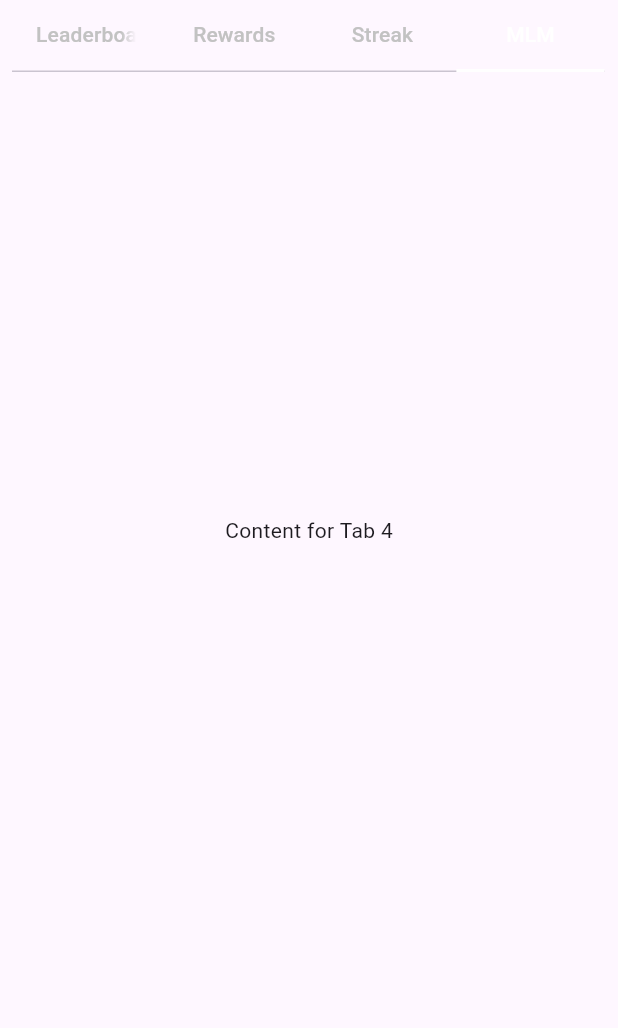
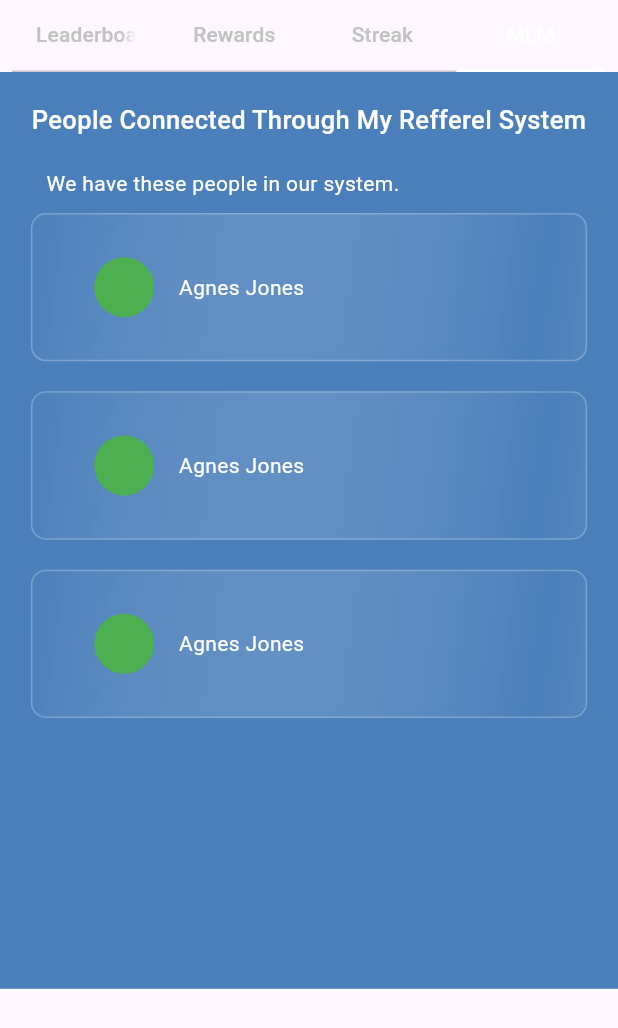
Before and after one commit to SyedMuhammdShah/intellique, a Flutter app: the BottomSheetWithTabs widget shown alone on an empty page, opened directly, tab 4 chosen, on a phone screen of 412 x 824 dp. Shown: the top 1028 px of the screen. Run offline on Flutter 3.47's test engine with Material 3 defaults, Android fonts, the phone set to English and light mode, and no system bars; our stand-ins replace get, percent_indicator; network calls fail.

Commit message:
mlm screen done

```diff
--- a/lib/view/button_screen.dart
+++ b/lib/view/button_screen.dart
@@ -11,8 +11,9 @@ class ButtonScreen extends StatelessWidget {
   @override
   Widget build(BuildContext context) {
     return Scaffold(
-      floatingActionButton: FloatingActionButton(onPressed: () {
+      floatingActionButton: FloatingActionButton(
 
+        onPressed: () {
         showModalBottomSheet<void>(
           isScrollControlled: true,
           backgroundColor: AppColors.mainColor,
@@ -36,11 +37,13 @@ class ButtonScreen extends StatelessWidget {
           },
         );
       },
-        child: Icon(Icons.add, color: AppColors.mainColor,
-          size: 36,
-        ),
+        child: Image.asset("assets/icons/star.png", width: 80, height: 40,),
         backgroundColor: Colors.transparent,
         elevation: 0,
+        // splashColor: Colors.white.withOpacity(0.5),
+        // focusColor: Colors.white,
+        // hoverColor: Colors.white,
+        // foregroundColor: Colors.white,
       ),
     );
   }
--- a/lib/view/screens/leaderboard_screen.dart
+++ b/lib/view/screens/leaderboard_screen.dart
@@ -1,6 +1,4 @@
 import 'package:flutter/material.dart';
-import 'package:local_package/res/colors.dart';
-import 'package:local_package/view/screens/rewards_screen.dart';
 import 'package:local_package/view/widgets/leaderboard_list.dart';
 import 'package:local_package/view/widgets/toppers_widget.dart';
 
--- /dev/null
+++ b/lib/view/screens/mlm_screen.dart
@@ -0,0 +1,42 @@
+import 'dart:ui';
+
+import 'package:flutter/cupertino.dart';
+import 'package:flutter/material.dart';
+import 'package:flutter/widgets.dart';
+import 'package:local_package/res/colors.dart';
+import 'package:local_package/view/widgets/mlm_screen_widgets/toppers_container.dart';
+
+class MlmScreen extends StatelessWidget {
+  const MlmScreen({super.key});
+
+  @override
+  Widget build(BuildContext context) {
+    return Scaffold(
+      backgroundColor: AppColors.mainColor,
+      body: Column(
+        children: [
+          SizedBox(height: 20,),
+          Text("People Connected Through My Refferel System",
+            textAlign: TextAlign.center,
+            style: TextStyle(
+                color: Colors.white,
+                fontWeight: FontWeight.w500,
+                fontSize: 17),),
+          SizedBox(height: 20,),
+          Padding(
+            padding: EdgeInsets.only(left: MediaQuery.of(context).size.width * 0.075),
+            child: Align(
+                alignment: Alignment.centerLeft,
+                child: Text("We have these people in our system.", style: TextStyle(color: Colors.white), textAlign: TextAlign.start,)),
+          ),
+          ToppersContainer(),
+          ToppersContainer(),
+          ToppersContainer(),
+
+
+
+        ],
+      ),
+    );
+  }
+}
--- a/lib/view/screens/rewards_screen.dart
+++ b/lib/view/screens/rewards_screen.dart
@@ -17,16 +17,12 @@ class RewardsScreen extends StatefulWidget {
 }
 
 class _RewardsScreenState extends State<RewardsScreen> {
-
   TaskController tasks = TaskController();
 
   @override
   void initState() {
     // TODO: implement initState
     super.initState();
-    tasks.getTasks().then((value) {
-      log(value.first.userId.toString());
-    },);
   }
 
   @override
@@ -43,8 +39,8 @@ class _RewardsScreenState extends State<RewardsScreen> {
               ),
               Row(mainAxisAlignment: MainAxisAlignment.center, children: [
                 Text(
+                  "Earn Rewards by completing \n these Tasks",
                   textAlign: TextAlign.center,
-                  "Earn Rewards by completing \n these Tasks",
                   style: TextStyle(
                       color: Colors.white,
                       fontWeight: FontWeight.bold,
@@ -71,52 +67,82 @@ class _RewardsScreenState extends State<RewardsScreen> {
                       height: 10,
                     ),
 
+
+                    Container(
+                      // margin: EdgeInsets.symmetric(horizontal: 10),
+                      decoration: BoxDecoration(border: Border.all(color: Colors.black)),
+                      child: Stack(
+                        children: [
                           LinearPercentIndicator(
                             width: MediaQuery.of(context).size.width * 0.8,
-                      lineHeight: 8.0,
+                            lineHeight: 15.0,
                             percent: 0.75,
                             progressColor: Colors.blue,
 
                           ),
-                    SizedBox(height: 10,),
+                          // Positioned(
+                          //     left: MediaQuery.of(context).size.width * 0.56,
+                          //     child: CircleAvatar(radius: 8,))
+                        ],
+                      ),
+                    ),
 
+
+                    SizedBox(
+                      height: 10,
+                    ),
                     Padding(
                       padding: const EdgeInsets.symmetric(horizontal: 14),
                       child: Row(
                         mainAxisAlignment: MainAxisAlignment.spaceBetween,
                         children: [
-                          Text("Task", style: TextStyle(color: Colors.white, fontSize: 14),),
+                          Text(
+                            "Task",
+                            style: TextStyle(color: Colors.white, fontSize: 14),
+                          ),
                           Row(
                             mainAxisAlignment: MainAxisAlignment.spaceBetween,
                             children: [
-                              Text("Points", style: TextStyle(color: Colors.white, fontSize: 14),),
-                              SizedBox(width: 10,),
-                              Text("Actions", style: TextStyle(color: Colors.white, fontSize: 14),),
+                              Text(
+                                "Points",
+                                style: TextStyle(
+                                    color: Colors.white, fontSize: 14),
+                              ),
+                              SizedBox(
+                                width: 10,
+                              ),
+                              Text(
+                                "Actions",
+                                style: TextStyle(
+                                    color: Colors.white, fontSize: 14),
+                              ),
                             ],
                           )
                         ],
                       ),
                     ),
-
-                    SizedBox(height: 10,),
-
+                    SizedBox(
+                      height: 10,
+                    ),
                     FutureBuilder<List<RewardsModel>>(
                       future: tasks.getTasks(),
                       builder: (context, snapshot) {
-                          if (snapshot.connectionState == ConnectionState.waiting) {
-                          return CircularProgressIndicator();
+                        if (snapshot.connectionState ==
+                            ConnectionState.waiting) {
+                          return Center(
+                              child: CircularProgressIndicator(
+                            color: Colors.white,
+                          ));
                         } else if (snapshot.hasError) {
                           return Text('Error: ${snapshot.error}');
                         } else if (snapshot.hasData) {
                           final data = snapshot.data!;
                           return TaskList(tasks: data);
-                        }
-                          else{
+                        } else {
                           return Text("No data");
                         }
-                          },),
-
-
+                      },
+                    ),
                   ],
                 ),
               ),
--- a/lib/view/widgets/leaderboard_list.dart
+++ b/lib/view/widgets/leaderboard_list.dart
@@ -10,7 +10,6 @@ class LeaderboardList extends StatelessWidget {
         margin: EdgeInsets.symmetric(horizontal: 30),
         decoration: BoxDecoration(
             borderRadius: BorderRadius.only(topRight: Radius.circular(10), topLeft: Radius.circular(10)),
-            // border: Border.all(width: 0.3, color: Colors.white)
             border: BorderDirectional(top: BorderSide(width: 0.3, color: Colors.white),start: BorderSide(width: 0.3, color: Colors.white), end: BorderSide(width: 0.3, color: Colors.white), )
         ),
         child: ListView.builder(
--- /dev/null
+++ b/lib/view/widgets/mlm_screen_widgets/toppers_container.dart
@@ -0,0 +1,37 @@
+import 'package:flutter/material.dart';
+import 'package:local_package/res/colors.dart';
+
+class ToppersContainer extends StatelessWidget {
+  const ToppersContainer({super.key});
+
+  @override
+  Widget build(BuildContext context) {
+    return Container(
+      margin: EdgeInsets.symmetric(vertical: 10),
+      height: MediaQuery.of(context).size.height * 0.12,
+      width: MediaQuery.of(context).size.width * 0.9,
+      decoration: BoxDecoration(
+          borderRadius: BorderRadius.circular(10),
+          color: Colors.white,
+          gradient: LinearGradient(
+            begin: Alignment.centerLeft,
+            end: Alignment(0.8, 1),
+            colors: <Color>[
+              Color(0xffffffff).withOpacity(0.01),
+              AppColors.mainColor.withOpacity(0.5)
+            ], // Gradient from https://learnui.design/tools/gradient-generator.html
+            tileMode: TileMode.mirror,
+          ),
+          border: Border.all(color: Color(0xffffffff).withOpacity(0.25),)
+      ),
+      child: Row(
+        children: [
+          SizedBox(width: MediaQuery.of(context).size.width * 0.1,),
+          CircleAvatar(backgroundColor: Colors.green,),
+          SizedBox(width: MediaQuery.of(context).size.width * 0.04,),
+          Text("Agnes Jones", style: TextStyle(color: Colors.white),),
+        ],
+      ),
+    );
+  }
+}
--- a/lib/view/widgets/tabbar.dart
+++ b/lib/view/widgets/tabbar.dart
@@ -1,6 +1,7 @@
 import 'package:flutter/material.dart';
 import 'package:local_package/res/colors.dart';
 import 'package:local_package/view/screens/leaderboard_screen.dart';
+import 'package:local_package/view/screens/mlm_screen.dart';
 import 'package:local_package/view/widgets/leaderboard_list.dart';
 import 'package:local_package/view/widgets/toppers_widget.dart';
 import 'package:local_package/view/screens/rewards_screen.dart';
@@ -63,7 +64,7 @@ class _BottomSheetWithTabsState extends State<BottomSheetWithTabs> with SingleTi
                 LeaderboardScreen(),
                 RewardsScreen(),
                 Center(child: Text('Content for Tab 3')),
-                Center(child: Text('Content for Tab 4')),
+                MlmScreen(),
               ],
             ),
           ),
--- a/lib/view/widgets/toppers_widget.dart
+++ b/lib/view/widgets/toppers_widget.dart
@@ -11,11 +11,11 @@ class ToppersWidget extends StatelessWidget {
       child: Row(
         mainAxisAlignment: MainAxisAlignment.spaceBetween,
         children: [
-          secondThirdPersons(context),
+          secondPersons(context),
 
           firstPerson(context),
 
-          secondThirdPersons(context),
+          thirdPersons(context),
         ],
       ),
     );
@@ -29,31 +29,31 @@ class RewardsWidget extends StatelessWidget {
   Widget build(BuildContext context) {
     return Container(
       height: 20,
-      width: 55,
+      width: 65,
       decoration: BoxDecoration(color: Colors.white,
         borderRadius: BorderRadius.circular(10),
 
       ),
-      child: Padding(
-        padding: const EdgeInsets.symmetric(horizontal: 5),
       child: Row(
-          mainAxisAlignment: MainAxisAlignment.spaceBetween,
+        mainAxisAlignment: MainAxisAlignment.center,
         children: [
           Text("890", style: TextStyle(fontSize: 12 ,color: AppColors.mainColor, fontWeight: FontWeight.w500),),
           Row(
             children: [
-                Icon(Icons.noise_aware, size: 10,),
-                Icon(Icons.calendar_month, size: 10,),
+              Image.asset("assets/icons/Group.png", width: 15, height: 10,),
+              Image.asset("assets/icons/calander.png", width: 15, height: 10,)
+
+              // Icon(Icons.noise_aware, size: 10,),
+              // Icon(Icons.calendar_month, size: 10,),
             ],
           )
         ],
-        ),
       ),
     );
   }
 }
 
-Widget secondThirdPersons(BuildContext context){
+Widget thirdPersons(BuildContext context){
   return Stack(
     children: [
       Column(
@@ -66,9 +66,33 @@ Widget secondThirdPersons(BuildContext context){
         ],
       ),
       Positioned(
-          left: MediaQuery.of(context).size.width * 0.05,
-          bottom: MediaQuery.of(context).size.height * 0.067,
-          child: Icon(Icons.badge_outlined, size: 20,))
+        left: MediaQuery.of(context).size.width * 0.02,
+        bottom: MediaQuery.of(context).size.height * 0.062,
+          // child: Icon(Icons.badge_outlined, size: 20,)
+        child: Image.asset("assets/icons/3rd.png", width: 50, height: 25,),
+      )
+    ],
+  );
+}
+
+Widget secondPersons(BuildContext context){
+  return Stack(
+    children: [
+      Column(
+        children: [
+          CircleAvatar(maxRadius: 25,),
+          SizedBox(height: 10,),
+          Text("Agnes", style: TextStyle(fontWeight: FontWeight.w500, color: Colors.white),),
+          SizedBox(height: 2,),
+          RewardsWidget()
+        ],
+      ),
+      Positioned(
+        left: MediaQuery.of(context).size.width * 0.02,
+        bottom: MediaQuery.of(context).size.height * 0.062,
+        // child: Icon(Icons.badge_outlined, size: 20,)
+        child: Image.asset("assets/icons/2nd.png", width: 50, height: 25,),
+      )
     ],
   );
 }
@@ -89,9 +113,12 @@ Widget firstPerson(BuildContext context){
         ),
       ),
       Positioned(
-          left: MediaQuery.of(context).size.width * 0.06,
-          bottom: MediaQuery.of(context).size.height * 0.067,
-          child: Icon(Icons.badge_outlined, size: 20,))
+          left: MediaQuery.of(context).size.width * 0.0065,
+          bottom: MediaQuery.of(context).size.height * 0.062,
+          // child: Icon(Icons.badge_outlined, size: 20,),
+        child: Image.asset("assets/icons/1st.png", width: 60, height: 30,),
+      )
+
     ],
   );
 }
--- a/pubspec.yaml
+++ b/pubspec.yaml
@@ -62,8 +62,8 @@ flutter:
   uses-material-design: true
 
   # To add assets to your application, add an assets section, like this:
-  # assets:
-  #   - images/a_dot_burr.jpeg
+  assets:
+    - assets/icons/
   #   - images/a_dot_ham.jpeg
 
   # An image asset can refer to one or more resolution-specific "variants", see
```
Also changed, not shown: assets/icons/1st.png (added), assets/icons/2nd.png (added), assets/icons/3rd.png (added), assets/icons/4_corner_star.png (added), assets/icons/Group.png (added), assets/icons/alert.png (added), assets/icons/calander.png (added), assets/icons/star.png (added). Lines whose indentation alone changed are shown as unchanged.
